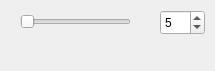
Before: the Qt Designer form plugins/fileio/ontology/widgets/zoomdockwidget.ui in ZongleiJiao/OntologyViewer, drawn with Qt 5.
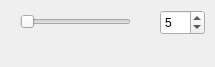
After: the same form once the commit is applied.

```diff
--- a/plugins/fileio/ontology/widgets/zoomdockwidget.ui
+++ b/plugins/fileio/ontology/widgets/zoomdockwidget.ui
@@ -7,7 +7,7 @@
     <x>0</x>
     <y>0</y>
     <width>215</width>
-    <height>71</height>
+    <height>67</height>
    </rect>
   </property>
   <property name="windowTitle">
```
